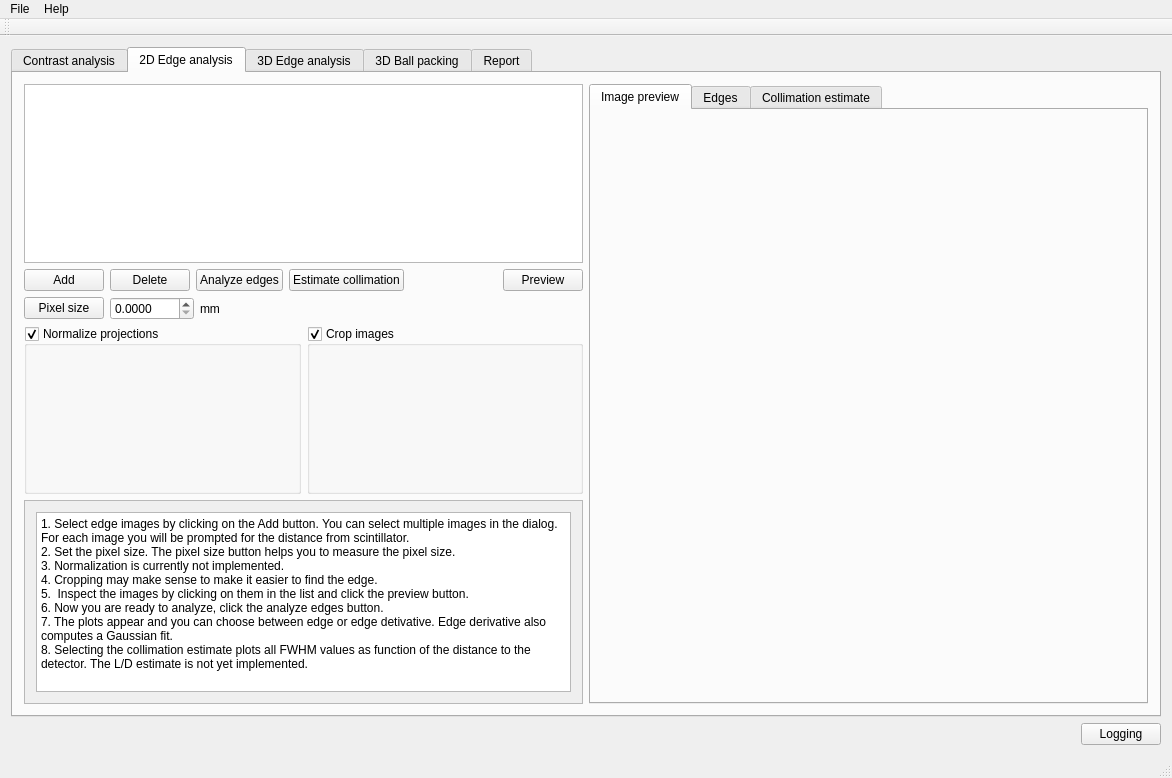
The window that applications/NIQualityAssessment/NIQA/niqamainwindow.ui (neutronimaging/ImagingQuality) describes before a commit, drawn with Qt 5.
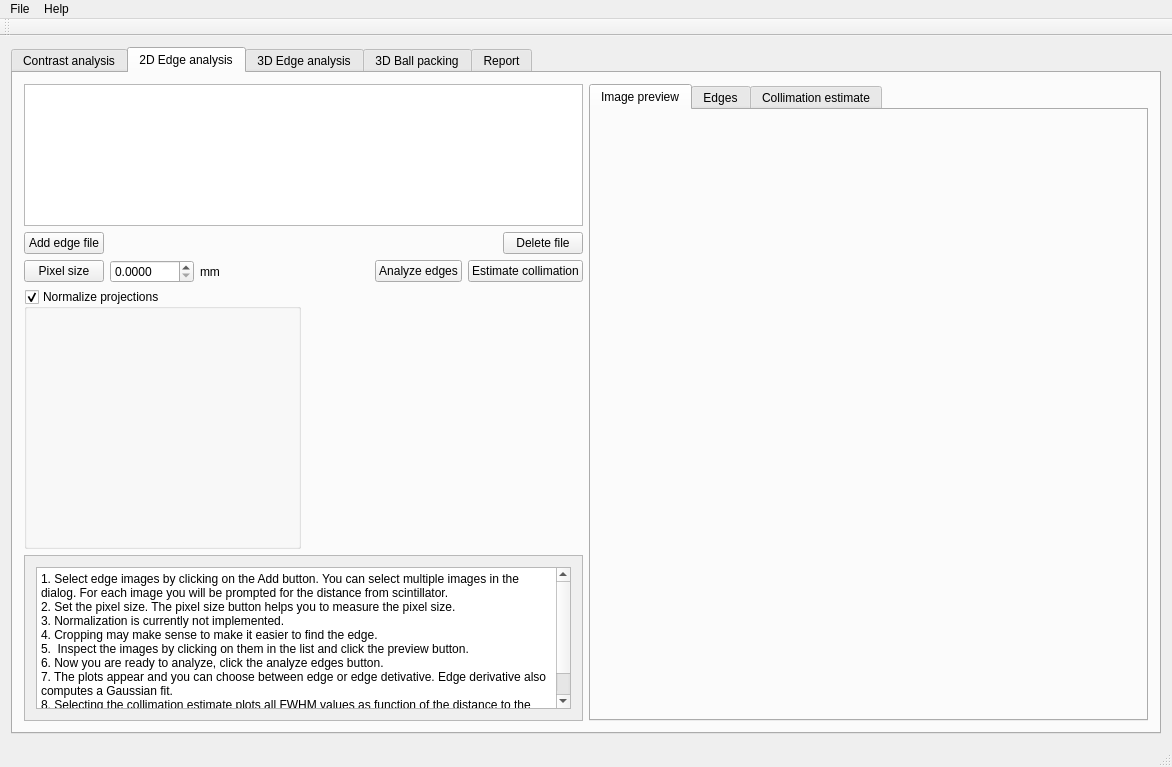
The same window after the commit. The open tabs and pages were chosen to show the change. Custom widgets are drawn as their Qt base class.

Commit message: L/D fitting works

```diff
--- a/applications/NIQualityAssessment/NIQA/niqamainwindow.ui
+++ b/applications/NIQualityAssessment/NIQA/niqamainwindow.ui
@@ -7,7 +7,7 @@
     <x>0</x>
     <y>0</y>
     <width>1172</width>
-    <height>778</height>
+    <height>767</height>
    </rect>
   </property>
   <property name="windowTitle">
@@ -314,28 +314,7 @@
             <item>
              <widget class="QPushButton" name="button_addEdgeFile">
               <property name="text">
-               <string>Add</string>
-              </property>
-             </widget>
-            </item>
-            <item>
-             <widget class="QPushButton" name="button_deleteEdgeFile">
-              <property name="text">
-               <string>Delete</string>
-              </property>
-             </widget>
-            </item>
-            <item>
-             <widget class="QPushButton" name="button_get2Dedges">
-              <property name="text">
-               <string>Analyze edges</string>
-              </property>
-             </widget>
-            </item>
-            <item>
-             <widget class="QPushButton" name="button_estimateCollimation">
-              <property name="text">
-               <string>Estimate collimation</string>
+               <string>Add edge file</string>
               </property>
              </widget>
             </item>
@@ -353,9 +332,9 @@
              </spacer>
             </item>
             <item>
-             <widget class="QPushButton" name="pushButton_3">
+             <widget class="QPushButton" name="button_deleteEdgeFile">
               <property name="text">
-               <string>Preview</string>
+               <string>Delete file</string>
               </property>
              </widget>
             </item>
@@ -400,6 +379,20 @@
               </property>
              </spacer>
             </item>
+            <item>
+             <widget class="QPushButton" name="button_get2Dedges">
+              <property name="text">
+               <string>Analyze edges</string>
+              </property>
+             </widget>
+            </item>
+            <item>
+             <widget class="QPushButton" name="button_estimateCollimation">
+              <property name="text">
+               <string>Estimate collimation</string>
+              </property>
+             </widget>
+            </item>
            </layout>
           </item>
           <item>
@@ -415,7 +408,7 @@
               <property name="minimumSize">
                <size>
                 <width>0</width>
-                <height>150</height>
+                <height>260</height>
                </size>
               </property>
               <property name="title">
@@ -436,7 +429,7 @@
                  <property name="minimumSize">
                   <size>
                    <width>0</width>
-                   <height>57</height>
+                   <height>70</height>
                   </size>
                  </property>
                 </widget>
@@ -452,7 +445,7 @@
                  <property name="minimumSize">
                   <size>
                    <width>0</width>
-                   <height>57</height>
+                   <height>70</height>
                   </size>
                  </property>
                 </widget>
@@ -461,28 +454,16 @@
              </widget>
             </item>
             <item>
-             <widget class="QGroupBox" name="groupBox_2DCrop">
-              <property name="title">
-               <string>Crop images</string>
-              </property>
-              <property name="checkable">
+             <widget class="QtAddons::uxROIWidget" name="widget_roiEdge2D" native="true">
+              <property name="enabled">
                <bool>true</bool>
               </property>
-              <layout class="QHBoxLayout" name="horizontalLayout_14">
-               <item>
-                <widget class="QtAddons::uxROIWidget" name="widget_roiEdge2D" native="true">
-                 <property name="enabled">
-                  <bool>true</bool>
-                 </property>
-                 <property name="minimumSize">
-                  <size>
-                   <width>200</width>
-                   <height>123</height>
-                  </size>
-                 </property>
-                </widget>
-               </item>
-              </layout>
+              <property name="minimumSize">
+               <size>
+                <width>200</width>
+                <height>142</height>
+               </size>
+              </property>
              </widget>
             </item>
            </layout>
@@ -497,13 +478,19 @@
               <rect>
                <x>0</x>
                <y>0</y>
-               <width>596</width>
-               <height>103</height>
+               <width>588</width>
+               <height>135</height>
               </rect>
              </property>
              <layout class="QVBoxLayout" name="verticalLayout_18">
               <item>
                <widget class="QPlainTextEdit" name="plainTextEdit_2">
+                <property name="verticalScrollBarPolicy">
+                 <enum>Qt::ScrollBarAlwaysOn</enum>
+                </property>
+                <property name="readOnly">
+                 <bool>true</bool>
+                </property>
                 <property name="plainText">
                  <string>1. Select edge images by clicking on the Add button. You can select multiple images in the dialog. For each image you will be prompted for the distance from scintillator.
 2. Set the pixel size. The pixel size button helps you to measure the pixel size.
@@ -1281,30 +1268,6 @@
       </widget>
      </widget>
     </item>
-    <item>
-     <layout class="QHBoxLayout" name="horizontalLayout_12">
-      <item>
-       <spacer name="horizontalSpacer_2">
-        <property name="orientation">
-         <enum>Qt::Horizontal</enum>
-        </property>
-        <property name="sizeHint" stdset="0">
-         <size>
-          <width>40</width>
-          <height>20</height>
-         </size>
-        </property>
-       </spacer>
-      </item>
-      <item>
-       <widget class="QPushButton" name="pushButton_logging">
-        <property name="text">
-         <string>Logging</string>
-        </property>
-       </widget>
-      </item>
-     </layout>
-    </item>
    </layout>
   </widget>
   <widget class="QMenuBar" name="menuBar">
```
Left out of the diff: 37 changed lines with no effect on the pictures. The commit also changes 2 other files.
